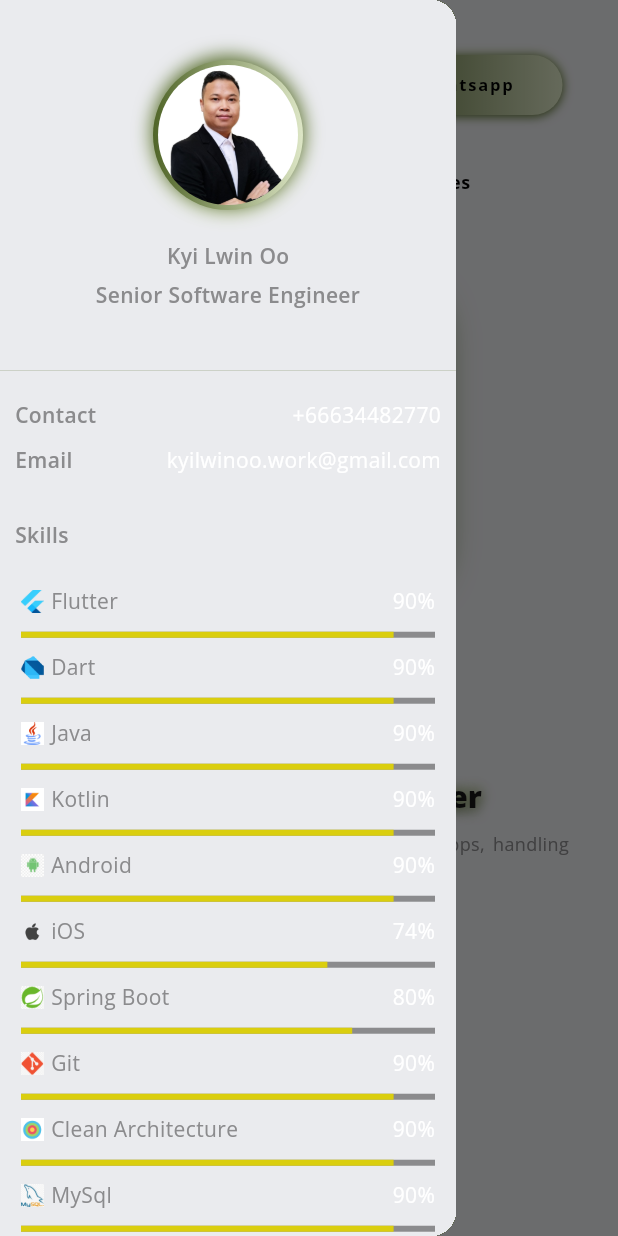
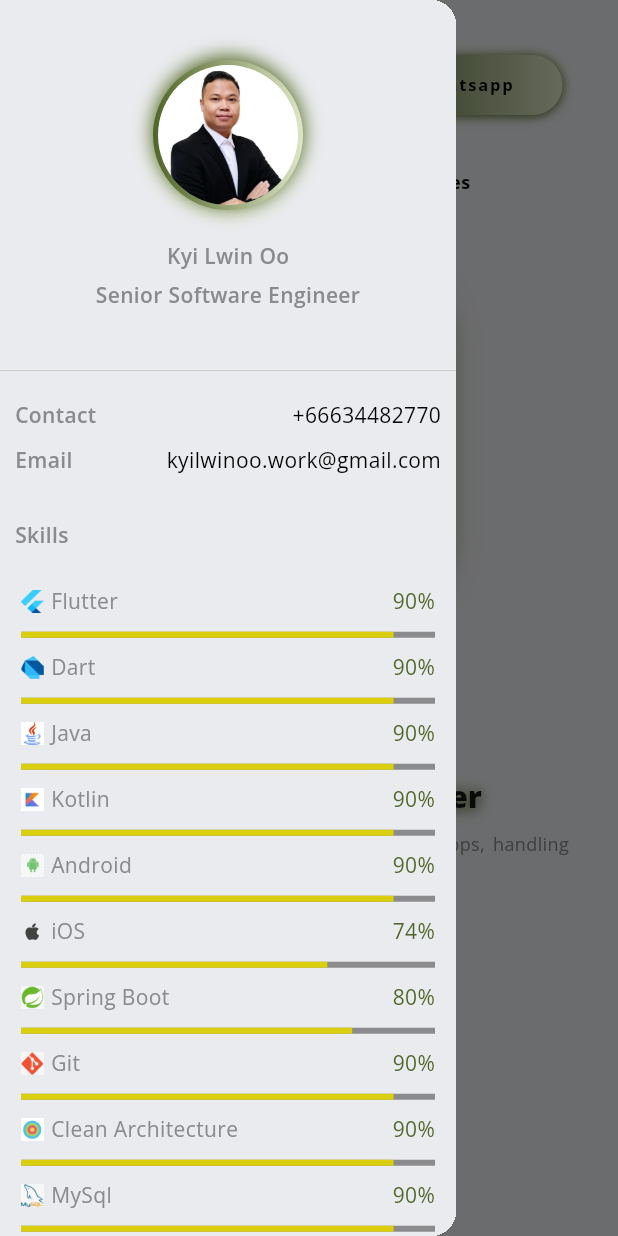
Before and after one commit to kyilwinoo97/portfolio, a Flutter app: the screen it shows after launch, after a tap on the "menu" icon, on a phone screen of 412 x 824 dp. Run offline on Flutter 3.47's test engine with Material 3 defaults, Android fonts, the phone set to English and light mode, and no system bars; our stand-ins replace flutter_svg, font_awesome_flutter, get, google_fonts, photo_view.

Commit message:
text color

```diff
--- a/lib/view/main/components/drawer/header_info.dart
+++ b/lib/view/main/components/drawer/header_info.dart
@@ -13,7 +13,7 @@ class AreaInfoText extends StatelessWidget {
         mainAxisAlignment: MainAxisAlignment.spaceBetween,
         children: [
           Text(title,style: const TextStyle(color: bodyTextColor,fontWeight: FontWeight.w600,),),
-          Text(text),
+          Text(text,style: const TextStyle(color: Colors.black),),
         ],
       ),
     );
--- a/lib/view/main/components/drawer/knowledge.dart
+++ b/lib/view/main/components/drawer/knowledge.dart
@@ -13,7 +13,7 @@ class KnowledgeText extends StatelessWidget {
         children: [
           SvgPicture.asset('assets/icons/check.svg'),
           SizedBox(width: defaultPadding/2,),
-          Text(knowledge),
+          Text(knowledge,style: TextStyle(color: tertiaryColor),),
         ],
       ),
     );
--- a/lib/view/main/components/drawer/my_skill.dart
+++ b/lib/view/main/components/drawer/my_skill.dart
@@ -37,7 +37,7 @@ class AnimatedLinearProgressIndicator extends StatelessWidget {
                     style: const TextStyle(color: bodyTextColor),
                   ),
                   const Spacer(),
-                  Text('${(value * 100).toInt().toString()}%'),
+                  Text('${(value * 100).toInt().toString()}%',style: TextStyle(color: primaryColor),),
                 ],
               ),
               const SizedBox(
```
